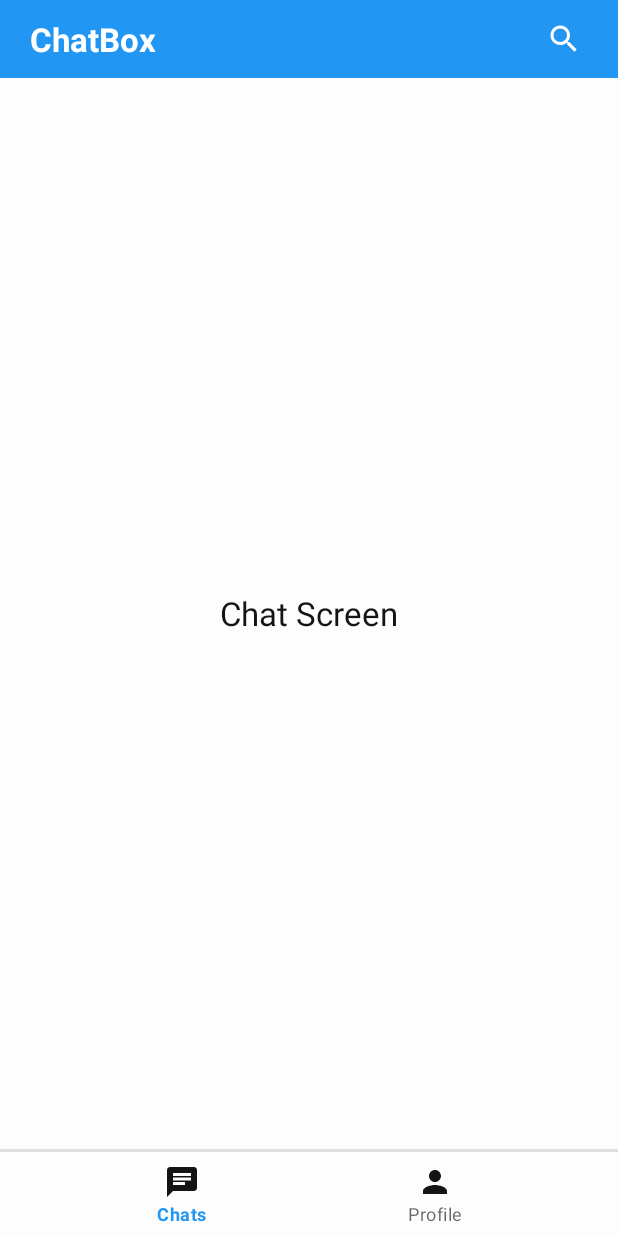
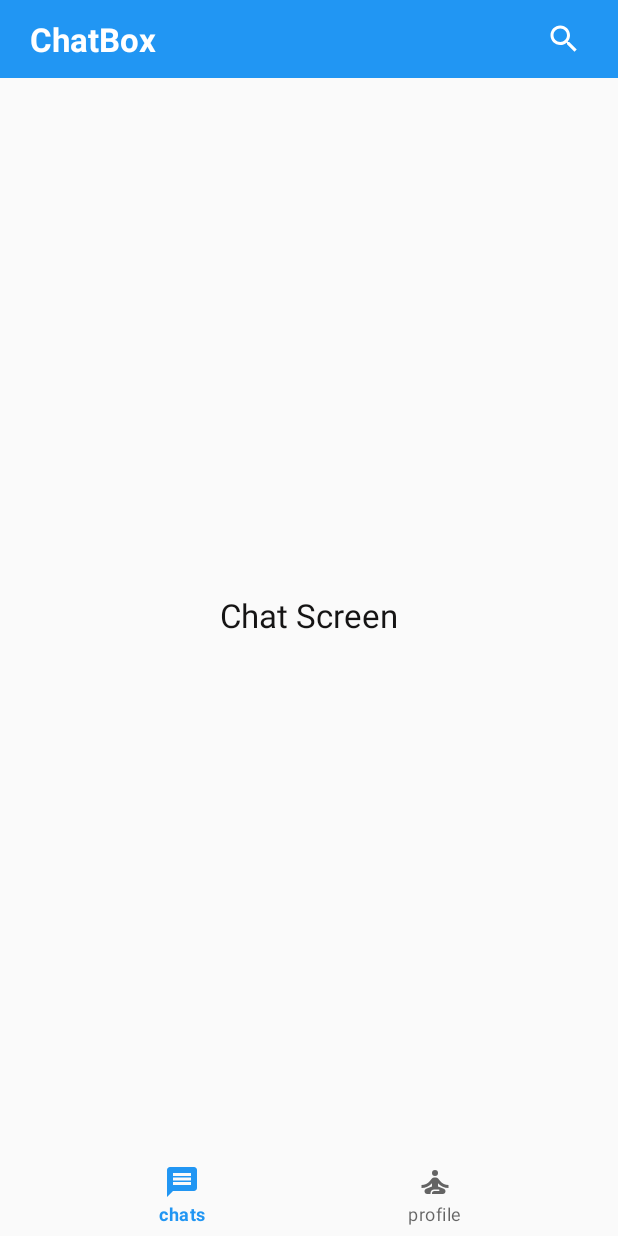
Before and after one commit to gauravVishwakarma071/ChatBox, an Android app: the screen it shows after launch once a user with an empty profile is signed in (MainActivity), on a phone screen of 412 x 824 dp. Run offline under Robolectric (Android 15) with nearby library versions, the phone set to English and light mode, and no system bars; our stand-ins replace Firebase (no records; nobody signed in at launch, a user with empty details on screens opened directly).

Commit message:
updates after Ix

```diff
--- /dev/null
+++ b/app/src/main/res/drawable/chat_view.xml
@@ -0,0 +1,5 @@
+<vector android:autoMirrored="true" android:height="24dp"
+    android:tint="#000000" android:viewportHeight="24"
+    android:viewportWidth="24" android:width="24dp" xmlns:android="http://schemas.android.com/apk/res/android">
+    <path android:fillColor="@android:color/white" android:pathData="M20,2L4,2c-1.1,0 -1.99,0.9 -1.99,2L2,22l4,-4h14c1.1,0 2,-0.9 2,-2L22,4c0,-1.1 -0.9,-2 -2,-2zM18,14L6,14v-2h12v2zM18,11L6,11L6,9h12v2zM18,8L6,8L6,6h12v2z"/>
+</vector>
--- /dev/null
+++ b/app/src/main/res/drawable/icon_back.xml
@@ -0,0 +1,5 @@
+<vector android:autoMirrored="true" android:height="24dp"
+    android:tint="#000000" android:viewportHeight="24"
+    android:viewportWidth="24" android:width="24dp" xmlns:android="http://schemas.android.com/apk/res/android">
+    <path android:fillColor="@android:color/white" android:pathData="M20,11H7.83l5.59,-5.59L12,4l-8,8 8,8 1.41,-1.41L7.83,13H20v-2z"/>
+</vector>
--- a/app/src/main/res/drawable/person_icon.xml
+++ b/app/src/main/res/drawable/person_icon.xml
@@ -1,6 +1,8 @@
-<vector android:height="100dp"
+<vector
+    android:height="100dp"
     android:tint="#000000"
-    android:viewportHeight="24" android:viewportWidth="24"
+    android:viewportHeight="24"
+    android:viewportWidth="24"
     android:width="100dp" xmlns:android="http://schemas.android.com/apk/res/android">
     <path android:fillColor="@android:color/white" android:pathData="M12,12c2.21,0 4,-1.79 4,-4s-1.79,-4 -4,-4 -4,1.79 -4,4 1.79,4 4,4zM12,14c-2.67,0 -8,1.34 -8,4v2h16v-2c0,-2.66 -5.33,-4 -8,-4z"/>
 </vector>
--- /dev/null
+++ b/app/src/main/res/drawable/profile_view.xml
@@ -0,0 +1,6 @@
+<vector android:height="24dp" android:tint="#000000"
+    android:viewportHeight="24" android:viewportWidth="24"
+    android:width="24dp" xmlns:android="http://schemas.android.com/apk/res/android">
+    <path android:fillColor="@android:color/white" android:pathData="M12,6m-2,0a2,2 0,1 1,4 0a2,2 0,1 1,-4 0"/>
+    <path android:fillColor="@android:color/white" android:pathData="M21,16v-2c-2.24,0 -4.16,-0.96 -5.6,-2.68l-1.34,-1.6C13.68,9.26 13.12,9 12.53,9h-1.05c-0.59,0 -1.15,0.26 -1.53,0.72l-1.34,1.6C7.16,13.04 5.24,14 3,14v2c2.77,0 5.19,-1.17 7,-3.25V15l-3.88,1.55C5.45,16.82 5,17.48 5,18.21C5,19.2 5.8,20 6.79,20H9v-0.5c0,-1.38 1.12,-2.5 2.5,-2.5h3c0.28,0 0.5,0.22 0.5,0.5S14.78,18 14.5,18h-3c-0.83,0 -1.5,0.67 -1.5,1.5V20h7.21C18.2,20 19,19.2 19,18.21c0,-0.73 -0.45,-1.39 -1.12,-1.66L14,15v-2.25C15.81,14.83 18.23,16 21,16z"/>
+</vector>
--- a/app/src/main/res/layout/activity_login_user_name.xml
+++ b/app/src/main/res/layout/activity_login_user_name.xml
@@ -94,8 +94,8 @@
             android:background="@drawable/edit_text_rounded_corner"
             android:elevation="5dp"
             android:hint="username"
+            android:inputType="text"
             android:textColorHint="@color/light_grey"
-            android:inputType="text"
             android:textColor="@color/black"
             android:minHeight="48dp"
             android:maxLength="6"
--- a/app/src/main/res/layout/activity_main.xml
+++ b/app/src/main/res/layout/activity_main.xml
@@ -42,26 +42,16 @@
         android:id="@+id/main_frame_layout"
         android:layout_width="match_parent"
         android:layout_height="match_parent"
-        android:layout_below="@id/main_toolBar"
-        android:layout_above="@id/divider"/>
-
-    <com.google.android.material.divider.MaterialDivider
-        android:id="@+id/divider"
-        android:layout_width="match_parent"
-        android:layout_height="2dp"
-        android:layout_above="@id/bottom_navigation"/>
+        android:layout_marginBottom="?attr/actionBarSize"
+        android:layout_below="@id/main_toolBar"/>
 
     <com.google.android.material.bottomnavigation.BottomNavigationView
         android:id="@+id/bottom_navigation"
         android:layout_width="match_parent"
-        app:itemIconTint="@color/black"
         android:layout_height="wrap_content"
-        android:layout_alignParentBottom="true"
+
         android:background="?attr/selectableItemBackgroundBorderless"
-        app:menu="@menu/bottom_navigation_menu"/>
-
-
-
-
+        app:menu="@menu/bottom_navigation_menu"
+        android:layout_alignParentBottom="true"/>
 
 </RelativeLayout>
--- a/app/src/main/res/menu/bottom_navigation_menu.xml
+++ b/app/src/main/res/menu/bottom_navigation_menu.xml
@@ -1,19 +1,12 @@
 <?xml version="1.0" encoding="utf-8"?>
-<menu xmlns:android="http://schemas.android.com/apk/res/android"
-    xmlns:app="http://schemas.android.com/apk/res-auto">
+<menu xmlns:android="http://schemas.android.com/apk/res/android">
 
     <item
-        android:title="Chats"
-        android:icon="@drawable/chat_icon"
-        android:id="@+id/menu_chat"
-        android:iconTint="@color/black"
-
-        />
+        android:title="chats"
+        android:icon="@drawable/chat_view"
+        android:id="@+id/menu_chat"/>
     <item
-        android:title="Profile"
-        android:icon="@drawable/person_icon"
-        android:iconTint="@color/black"
-        android:id="@+id/menu_profile"
-
-        />
+        android:title="profile"
+        android:icon="@drawable/profile_view"
+        android:id="@+id/menu_profile"/>
 </menu>
--- a/app/src/main/res/values-night/themes.xml
+++ b/app/src/main/res/values-night/themes.xml
@@ -3,7 +3,7 @@
     <style name="Theme.ChatBox" parent="Theme.MaterialComponents.DayNight.NoActionBar">
         <!-- Primary brand color. -->
         <item name="colorPrimary">@color/my_primary</item>
-        <item name="colorPrimaryVariant">@color/my_primary</item>
+        <item name="colorPrimaryVariant">@color/my_primarV</item>
         <item name="colorOnPrimary">@color/white</item>
         <!-- Secondary brand color. -->
         <item name="colorSecondary">@color/my_secondary</item>
--- a/app/src/main/res/values/colors.xml
+++ b/app/src/main/res/values/colors.xml
@@ -1,10 +1,11 @@
 <?xml version="1.0" encoding="utf-8"?>
 <resources>
     <color name="my_primary">#2196F3</color>
+    <color name="my_primarV">#005191</color>
     <color name="black">#151414</color>
     <color name="white">#FFFFFFFF</color>
     <color name="my_secondary">#FFE74C</color>
-    <color name="off_white">#FDFDFD</color>
+    <color name="off_white">#FAFAFA</color>
     <color name="light_grey">#C3C3C3</color>
     <color name="hint">#504F4F</color>
 
```
Also changed, not shown: app/src/main/java/com/example/chatbox/MainActivity.java (+12 -1 lines), app/src/main/java/com/example/chatbox/SearchUserActivity.java (+34 -0 lines), app/src/main/res/drawable/chat_icon.xml (+11 -4 lines), app/src/main/res/layout/activity_search_user.xml (+80 -6 lines).
